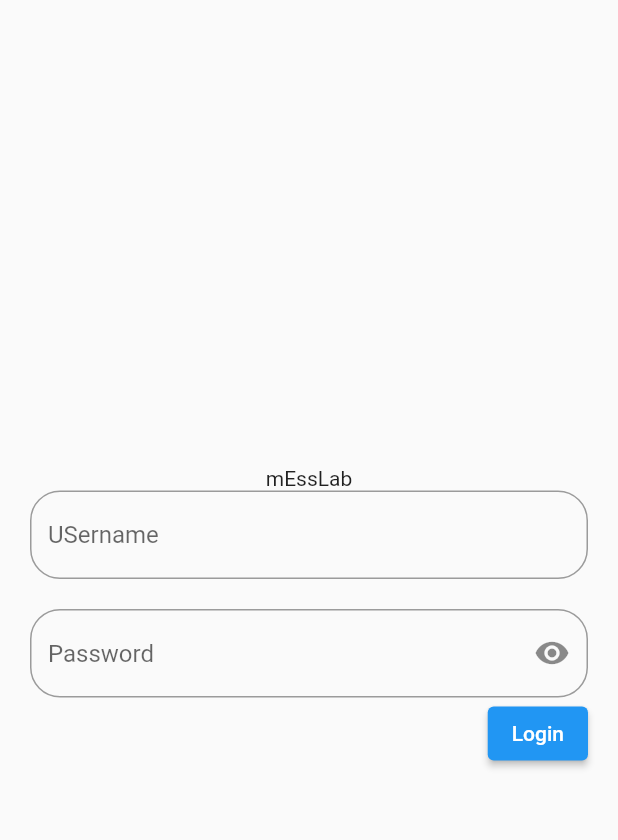
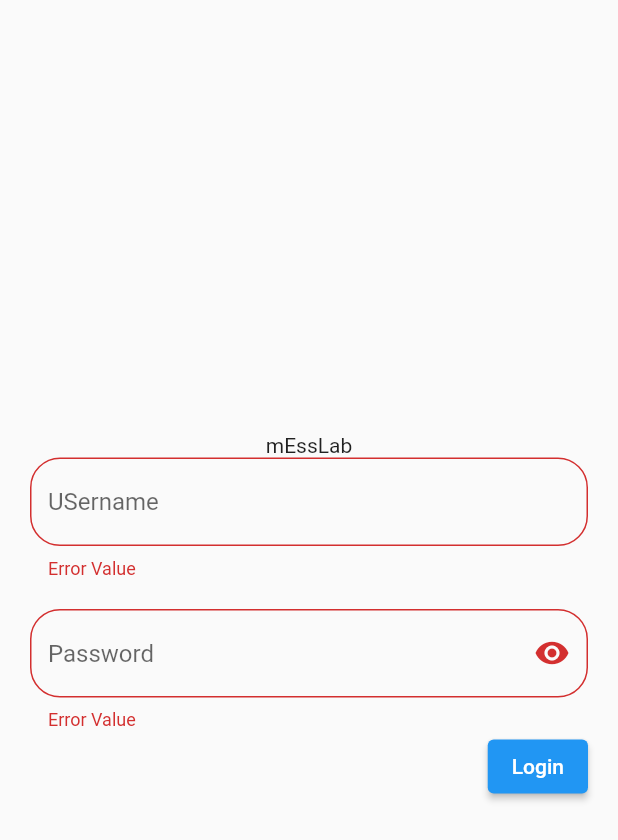
Before and after one commit to j3rinpaul/flutter_new, a Flutter app: the screen it shows after launch, after a tap on "Login", on a phone screen of 412 x 824 dp. Shown: the top 840 px of the screen. Run offline on Flutter 3.47's test engine with Material 2 defaults, Android fonts, the phone set to English and light mode, and no system bars; our stand-ins replace shared_preferences.

Commit message:
login screen completed

```diff
--- a/lib/main.dart
+++ b/lib/main.dart
@@ -1,7 +1,7 @@
 import 'package:flutter/material.dart';
 import 'package:textfield/screens/splash.dart';
 
-
+const SAVE_KEY = "Your Key";
 
 void main() {
   runApp(Myapp());
@@ -29,10 +29,9 @@ class _MyappState extends State<Myapp> {
   void initState() {
     // TODO: implement initState
     //this is called at once that is it is called initally when the app starts
-  //all functions are called before calling the parent cause we need to finish all the work before the parent arrives
+    //all functions are called before calling the parent cause we need to finish all the work before the parent arrives
     super.initState();
   }
-
 
   @override
   void didChangeDependencies() {
--- a/lib/screens/login.dart
+++ b/lib/screens/login.dart
@@ -1,4 +1,10 @@
+import 'dart:ui';
+
 import 'package:flutter/material.dart';
+import 'package:shared_preferences/shared_preferences.dart';
+import 'package:textfield/screens/home.dart';
+
+import '../main.dart';
 
 class ScreenLogin extends StatefulWidget {
   const ScreenLogin({super.key});
@@ -31,11 +37,11 @@ class _ScreenLoginState extends State<ScreenLogin> {
               Text("mEssLab"),
               TextFormField(
                 //TextFormField has got another widget just to validate the data by itself
-                validator: (_) {
-                  if (_datamatched) {
+                validator: (value) {
+                  if (value == null || value.isEmpty) {
+                    return "Error Value";
+                  } else {
                     return null;
-                  } else {
-                    return "Error";
                   }
                 },
                 controller: _user,
@@ -49,11 +55,11 @@ class _ScreenLoginState extends State<ScreenLogin> {
                 height: 20.0,
               ),
               TextFormField(
-                validator: (_) {
-                  if (_datamatched) {
+                validator: (value) {
+                  if (value == null || value.isEmpty) {
+                    return "Error Value";
+                  } else {
                     return null;
-                  } else {
-                    return "Error";
                   }
                 },
                 controller:
@@ -83,7 +89,10 @@ class _ScreenLoginState extends State<ScreenLogin> {
                   ElevatedButton(
                       onPressed: () {
                         // checkLog(context);
-                        _keyvalue.currentState!.validate(); //this validate is based on the validate function we declared inside the textformfield
+                        if (_keyvalue.currentState!.validate()) {
+                          checkLog(context);
+                        }
+                        //this validate is based on the validate function we declared inside the textformfield
                       },
                       child: Text("Login")),
                 ],
@@ -95,7 +104,7 @@ class _ScreenLoginState extends State<ScreenLogin> {
     );
   }
 
-  void checkLog(BuildContext ctx) {
+  void checkLog(BuildContext ctx) async {
     //actually buildcontext is a local parameter of build widget
     //as an ui is being edited in this buildcontext is passed as params and this function is passed into the build widget some button
 
@@ -104,24 +113,32 @@ class _ScreenLoginState extends State<ScreenLogin> {
     final password = _pass.text;
 
     if (username == password) {
-      showDialog(
-          context: context,
-          builder: (ctx2) {
-            return AlertDialog(
-              title: Text("Password Matched"),
-              content: Text("You Entered Correct password bitch.."),
-              actions: [
-                TextButton(
-                    onPressed: () {
-                      Navigator.of(ctx2).pop();
-                    },
-                    child: Text("Close"))
-              ],
-            );
-          });
-      setState(() {
-        _datamatched = true;
-      });
+      // showDialog(
+      //     context: context,
+      //     builder: (ctx2) {
+      //       return AlertDialog(
+      //         title: Text("Password Matched"),
+      //         content: Text("You Entered Correct password bitch.."),
+      //         actions: [
+      //           TextButton(
+      //               onPressed: () {
+      //                 Navigator.of(ctx2).pop();
+      //               },
+      //               child: Text("Close"))
+      //         ],
+      //       );
+      //     });
+      // setState(() {
+      //   _datamatched = true;
+      // });
+      final sharedprefs = await SharedPreferences.getInstance();
+      //on login the true value is assigned into the save_key and later it is checked and other functions are initated
+      await sharedprefs.setBool(SAVE_KEY, true);
+
+      Navigator.of(ctx)
+          .pushReplacement(MaterialPageRoute(builder: (ctx1) => ScreenHome()));
+      //the login should be replaced by the home screen
+      //login is of ctx and it is replaced by ctx1
     } else {
       //snackbar:viewed in the current context
       //accessing the scaffold messanger as this is of another function
--- a/lib/screens/splash.dart
+++ b/lib/screens/splash.dart
@@ -1,5 +1,9 @@
 import 'package:flutter/material.dart';
+import 'package:shared_preferences/shared_preferences.dart';
+import 'package:textfield/screens/home.dart';
 import 'package:textfield/screens/login.dart';
+
+import '../main.dart';
 
 class ScreenSplash extends StatefulWidget {
   const ScreenSplash({super.key});
@@ -12,7 +16,7 @@ class _ScreenSplashState extends State<ScreenSplash> {
   @override
   void initState() {
     // TODO: implement initState
-    gotoLogin();
+    checkLogin();
     super.initState();
   }
 
@@ -28,7 +32,21 @@ class _ScreenSplashState extends State<ScreenSplash> {
 
   Future<void> gotoLogin() async {
     await Future.delayed(Duration(seconds: 2));
-    Navigator.of(context)
-        .push(MaterialPageRoute(builder: (context) => ScreenLogin()));
+    Navigator.of(context).pushReplacement(
+        MaterialPageRoute(builder: (context) => ScreenLogin()));
+  }
+
+  Future<void> checkLogin() async {
+    final sharedprefs =
+        await SharedPreferences.getInstance(); //getting the shared preferences
+    final islogged = sharedprefs
+        .getBool(SAVE_KEY); //checking whether the save_key is logged in or nor
+    //ie the true or false is returned to the save_key and the save_key value is stored into islogged
+    if (islogged == null || islogged == false) {
+      gotoLogin();
+    } else {
+      Navigator.of(context)
+          .pushReplacement(MaterialPageRoute(builder: (ctx1) => ScreenHome()));
+    }
   }
 }
```
Also changed, not shown: lib/screens/home.dart (added, +39 -0 lines), 1 other file.
